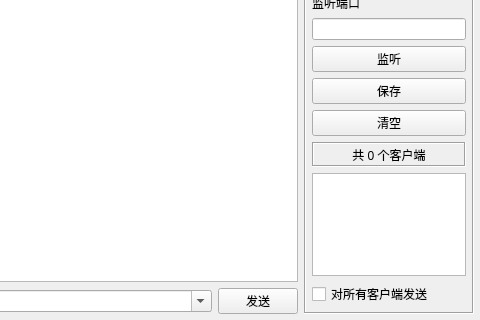
First picture: the form in nettool/form/frmudpserver.ui, repository feiyangqingyun/QWidgetDemo, before the edit; both pictures show x 320 to 800 and y 280 to 600 of the 800 by 600 pixel window.
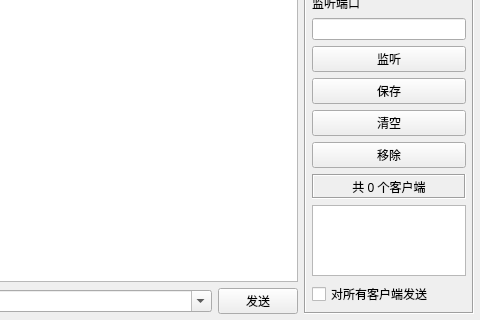
Second picture: the form after the edit.

Patch:
```diff
--- a/nettool/form/frmudpserver.ui
+++ b/nettool/form/frmudpserver.ui
@@ -152,6 +152,13 @@
         </property>
        </widget>
       </item>
+      <item>
+       <widget class="QPushButton" name="btnRemove">
+        <property name="text">
+         <string>移除</string>
+        </property>
+       </widget>
+      </item>
       <item>
        <widget class="QLabel" name="labCount">
         <property name="minimumSize">
```
